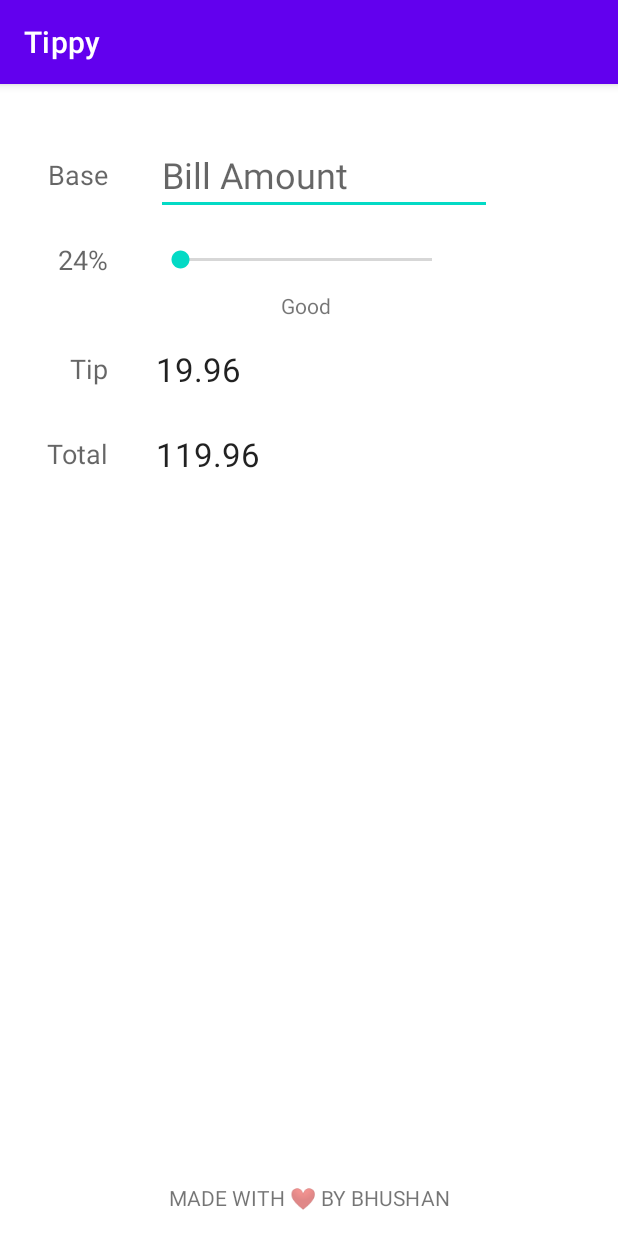
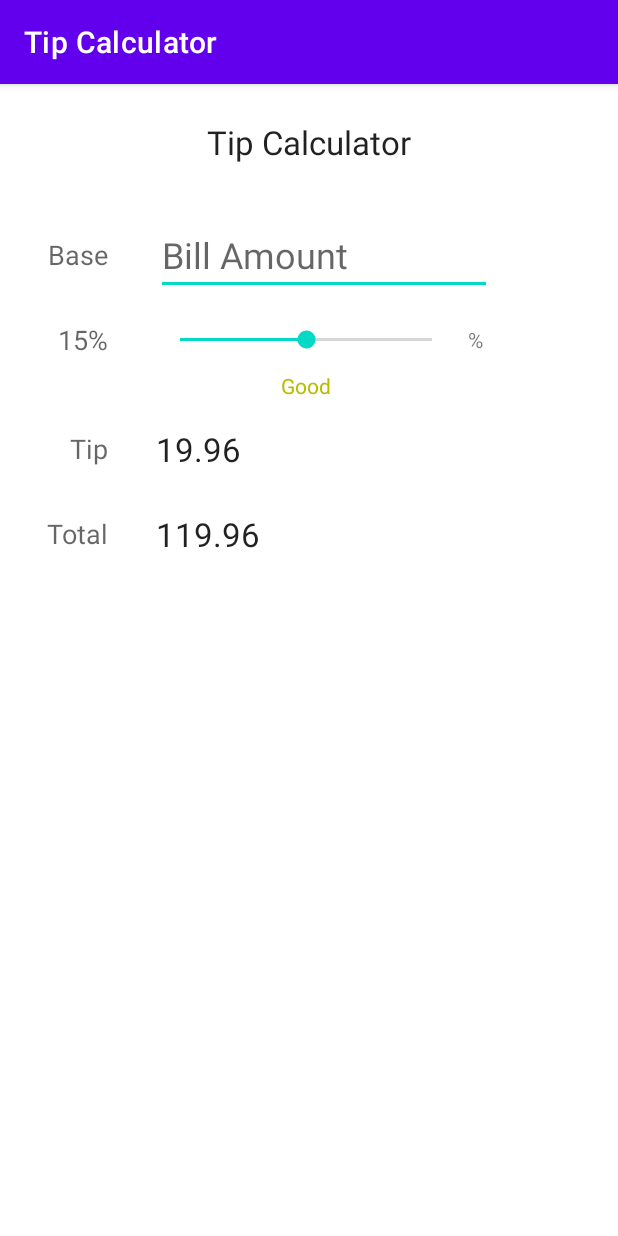
Before and after one commit to bhushan38/Tip-Calculator, an Android app: the screen it shows after launch (MainActivity), on a phone screen of 412 x 824 dp. Run offline under Robolectric (Android 15) with nearby library versions, the phone set to English and light mode, and no system bars.

Commit message:
App name updated Title added

```diff
--- a/app/src/main/java/com/bwm/tippy/MainActivity.kt
+++ b/app/src/main/java/com/bwm/tippy/MainActivity.kt
@@ -9,6 +9,9 @@ import android.widget.EditText
 import android.widget.SeekBar
 import android.widget.TextView
 import androidx.core.content.ContextCompat
+
+
+private const val INITIAL_TIP_PERCENT = 15
 
 class MainActivity : AppCompatActivity() {
     private lateinit var edBaseAmount: EditText
@@ -55,6 +58,10 @@ class MainActivity : AppCompatActivity() {
                 computeTipTotal()
             }
         })
+
+        skTip.progress = INITIAL_TIP_PERCENT
+        tvTipPercLabel.text = "$INITIAL_TIP_PERCENT%"
+        updateTipDescription(INITIAL_TIP_PERCENT)
     }
 
     private fun updateTipDescription(tipPercentage: Int) {
--- a/app/src/main/res/layout/activity_main.xml
+++ b/app/src/main/res/layout/activity_main.xml
@@ -15,14 +15,13 @@
         android:text="Base"
         android:textAppearance="@style/TextAppearance.AppCompat.Medium"
         app:layout_constraintStart_toStartOf="parent"
-        app:layout_constraintTop_toTopOf="parent" />
+        app:layout_constraintTop_toBottomOf="@+id/tvHeader" />
 
     <TextView
         android:id="@+id/tvTipPerc"
         android:layout_width="wrap_content"
         android:layout_height="wrap_content"
         android:layout_marginTop="32dp"
-        android:text="24%"
         android:textAppearance="@style/TextAppearance.AppCompat.Medium"
         app:layout_constraintEnd_toEndOf="@+id/tvBaseModel"
         app:layout_constraintTop_toBottomOf="@+id/tvBaseModel" />
@@ -106,7 +105,30 @@
         android:layout_marginBottom="16dp"
         android:text="Made with ❤️ by Bhushan"
         android:textAllCaps="true"
+        android:visibility="gone"
         app:layout_constraintBottom_toBottomOf="parent"
         app:layout_constraintEnd_toEndOf="parent"
         app:layout_constraintStart_toStartOf="parent" />
+
+    <TextView
+        android:id="@+id/tvPercSymbol"
+        android:layout_width="wrap_content"
+        android:layout_height="wrap_content"
+        android:layout_marginStart="8dp"
+        android:text="%"
+        app:layout_constraintBottom_toBottomOf="@+id/seekBarTip"
+        app:layout_constraintStart_toEndOf="@+id/seekBarTip"
+        app:layout_constraintTop_toTopOf="@+id/seekBarTip" />
+
+    <TextView
+        android:id="@+id/tvHeader"
+        android:layout_width="wrap_content"
+        android:layout_height="wrap_content"
+        android:layout_marginTop="24dp"
+        android:text="Tip Calculator"
+        android:textAppearance="@style/TextAppearance.AppCompat.Large"
+        app:layout_constraintEnd_toEndOf="parent"
+        app:layout_constraintHorizontal_bias="0.5"
+        app:layout_constraintStart_toStartOf="parent"
+        app:layout_constraintTop_toTopOf="parent" />
 </androidx.constraintlayout.widget.ConstraintLayout>
--- a/app/src/main/res/values/strings.xml
+++ b/app/src/main/res/values/strings.xml
@@ -1,3 +1,3 @@
 <resources>
-    <string name="app_name">Tippy</string>
+    <string name="app_name">Tip Calculator</string>
 </resources>
```
